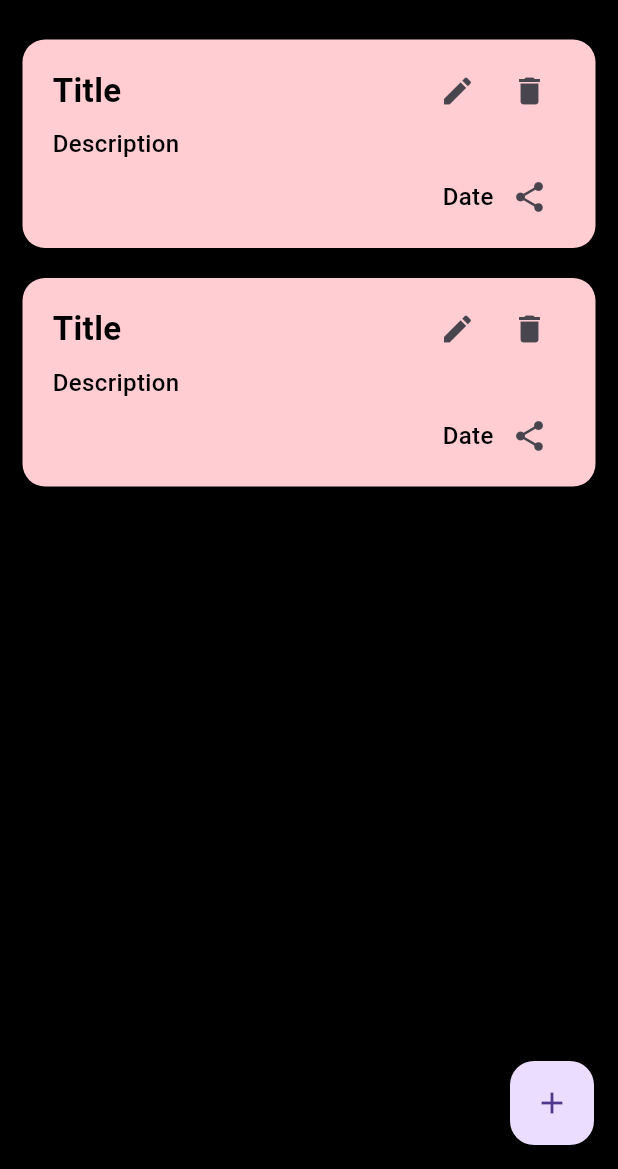
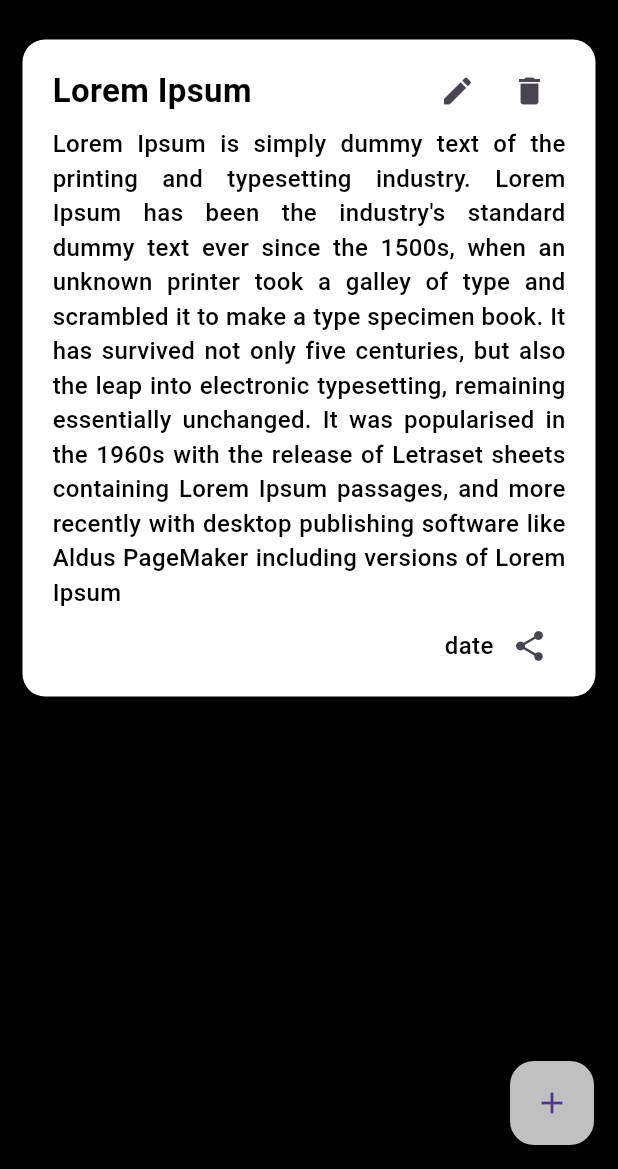
Before and after one commit to sanjayjoseph33/todo, a Flutter app: the screen it shows after launch, after a tap on the "edit" icon, on a phone screen of 412 x 824 dp, the part 67-1236 px from its top. Run offline on Flutter 3.47's test engine with Material 3 defaults, Android fonts, the phone set to English and light mode, and no system bars.

Commit message:
pages updated

```diff
--- /dev/null
+++ b/lib/controllar/note_screen_controller.dart
@@ -0,0 +1,37 @@
+import 'package:flutter/material.dart';
+
+class NoteScreenController {
+  static TextEditingController titleController = TextEditingController();
+  static TextEditingController desController = TextEditingController();
+  static TextEditingController dateController = TextEditingController();
+  List notesList = [
+    {
+      "title": "Lorem Ipsum",
+      "des":
+          "Lorem Ipsum is simply dummy text of the printing and typesetting industry. Lorem Ipsum has been the industry's standard dummy text ever since the 1500s, when an unknown printer took a galley of type and scrambled it to make a type specimen book. It has survived not only five centuries, but also the leap into electronic typesetting, remaining essentially unchanged. It was popularised in the 1960s with the release of Letraset sheets containing Lorem Ipsum passages, and more recently with desktop publishing software like Aldus PageMaker including versions of Lorem Ipsum",
+      "date": "date",
+      "color": Colors.white,
+    },
+  ];
+
+  //function to add data
+
+  void addData() {
+    notesList.add(
+      {
+        "title": titleController.text,
+        "des": desController.text,
+        "date": dateController.text,
+        "color": Colors.white,
+      },
+    );
+  }
+
+  // function to delete data
+
+  void deleteData(int index) {
+    notesList.removeAt(index);
+  }
+
+  // function to edit data
+}
--- a/lib/main.dart
+++ b/lib/main.dart
@@ -1,16 +1,17 @@
 import 'package:flutter/material.dart';
-import 'package:todo/view/note_screen/note_screen.dart';
+import 'package:todo/view/splash_screen/splash_screen.dart';
 
 void main() {
   runApp(MyApp());
 }
+
 class MyApp extends StatelessWidget {
   const MyApp({super.key});
 
   @override
   Widget build(BuildContext context) {
     return MaterialApp(
-      home: NoteScreen(),
+      home: SplashScreen(),
     );
   }
 }
--- /dev/null
+++ b/lib/utils/constants/color_constants.dart
@@ -0,0 +1,17 @@
+import 'package:flutter/material.dart';
+
+class ColorConstants {
+  // main colors
+  static const Color mainWhite = Color(0xffFFFFFF);
+  static const Color mainBlack = Color(0xff000000);
+  static const Color mainRed = Color(0xffFF0303);
+  static const Color transparent = Colors.transparent;
+  static const Color mainDarkGrey = Color(0xff4b4b4b);
+  static const Color mainLightGrey = Color(0xffc0c0c0);
+
+  //note colors
+  static const Color blueNote = Color(0xffB5C0D0);
+  static const Color greenNote = Color(0xffCCD3CA);
+  static const Color yellowNote = Color(0xffF5E8DD);
+  static const Color redNote = Color(0xffEED3D9);
+}
--- a/lib/view/note_screen/note_screen.dart
+++ b/lib/view/note_screen/note_screen.dart
@@ -1,4 +1,7 @@
 import 'package:flutter/material.dart';
+import 'package:todo/controllar/note_screen_controller.dart';
+import 'package:todo/utils/constants/color_constants.dart';
+import 'package:todo/view/note_screen/widget/custom_bottom_sheet.dart';
 import 'package:todo/view/note_screen/widget/custom_note_widget.dart';
 
 class NoteScreen extends StatefulWidget {
@@ -9,131 +12,62 @@ class NoteScreen extends StatefulWidget {
 }
 
 class _NoteScreenState extends State<NoteScreen> {
+  List colorsList = [
+    ColorConstants.redNote,
+    ColorConstants.blueNote,
+    ColorConstants.greenNote,
+    ColorConstants.yellowNote,
+  ];
+
+  NoteScreenController noteScreenController = NoteScreenController();
   @override
   Widget build(BuildContext context) {
     return Scaffold(
-      backgroundColor: Colors.black,
+      backgroundColor: ColorConstants.mainBlack,
       floatingActionButton: FloatingActionButton(
+        backgroundColor: ColorConstants.mainLightGrey,
         onPressed: () {
           showModalBottomSheet(
-            context: context,
-          builder: (context) => StatefulBuilder(
-            builder: (context, bottomSetState) => Container(
-            decoration: BoxDecoration(
-              color: Colors.grey[700],
-              borderRadius: BorderRadius.vertical(
-                top: Radius.circular(20),
-              ),
-            ),
-            color: Colors.grey[800],
-            padding: EdgeInsets.symmetric(vertical: 30, horizontal: 15),
-            child: Column(
-              mainAxisSize: MainAxisSize.min,
-              children: [
-                TextField(
-                  decoration: InputDecoration(
-                    label: Text("Title"),
-                    border: OutlineInputBorder(),
-                    fillColor: Colors.grey[350],
-                    filled: true),
-                ),
-                SizedBox(
-                  height: 10,
-                ),
-                TextField(
-                  decoration: InputDecoration(
-                    label: Text("Description"),
-                    border: OutlineInputBorder(),
-                    fillColor: Colors.grey[350],
-                    filled: true),
-                ),
-                SizedBox(
-                  height: 10,
-                ),
-                TextField(
-                  decoration: InputDecoration(
-                    label: Text("Date"),
-                    border: OutlineInputBorder(),
-                    fillColor: Colors.grey[350],
-                    filled: true),
-                ),
-                SizedBox(
-                  height: 10,
-                ),
-                SizedBox(
-                  height: 60,
-                  child: ListView.separated(
-                    scrollDirection: Axis.horizontal,
-                    shrinkWrap: true,
-                    itemCount: 4,
-                    itemBuilder: (context, index) => Container(
-                      decoration: BoxDecoration(border: Border.all(
-                        width: 2, color: Colors.blue
-                      ),
-                    color: Colors.blue[100],),
-                    width: 60,
-                  ),
-                  separatorBuilder: (context, index) => SizedBox(
-                    width: 10,
-                  ),
-                  ),
-                ),
-                Row(
-                  mainAxisAlignment: MainAxisAlignment.spaceBetween,
-                  children: [
-                    Expanded(
-                      child: Container(
-                        decoration: BoxDecoration(
-                          borderRadius: BorderRadius.circular(10),
-                      color: Colors.grey[100],),
-                        padding: EdgeInsets.symmetric(
-                          horizontal: 20,
-                          vertical: 15,
-                        ),
-                        child: Center(child: Text("Cancel")),
-                      ),
-                    ),
-                    SizedBox(
-                      width: 10,
-                    ),
-                    Expanded(
-                      child: Container(
-                        decoration: BoxDecoration(
-                          borderRadius: BorderRadius.circular(10),
-                      color: Colors.grey[100],),
-                        padding: EdgeInsets.symmetric(
-                          horizontal: 20,
-                          vertical: 15,
-                        ),
-                        child: Center(child: Text("Save")),
-                      ),
-                    ),
-                  ],
-                ),
-              ],
-            ),
-          ),
-          ),
-          );
+              context: context,
+              builder: (context) => CustomBottomSheet(
+                    onSavePressed: () {
+                      // function to add a new note
+                      noteScreenController.addData();
+
+                      setState(() {});
+
+                      Navigator.pop(context);
+                    },
+                  ));
         },
-      child: Icon(Icons.add),
+        child: Icon(Icons.add),
       ),
       appBar: AppBar(
-        backgroundColor: Colors.black,
+        backgroundColor: ColorConstants.mainBlack,
         centerTitle: true,
         title: Text("Note Pad"),
         titleTextStyle: TextStyle(
-          fontWeight: FontWeight.bold,
-          color: Colors.white,
-          fontSize: 28
-        ),
+            fontWeight: FontWeight.bold,
+            color: ColorConstants.mainWhite,
+            fontSize: 28),
       ),
       body: ListView.separated(
+        itemCount: noteScreenController.notesList.length,
         padding: EdgeInsets.all(15),
-        itemBuilder: (context, index) => CustomNotesWidget(),
-        separatorBuilder: (context, index) => SizedBox(
-          height: 20),
-        itemCount: 2),
+        itemBuilder: (context, index) => CustomNotesWidget(
+          title: noteScreenController.notesList[index]["title"],
+          date: noteScreenController.notesList[index]["date"],
+          des: noteScreenController.notesList[index]["des"],
+          noteColor: noteScreenController.notesList[index]["color"],
+          onDeletePressed: () {
+            // to delete a data from the list
+
+            noteScreenController.deleteData(index);
+            setState(() {});
+          },
+        ),
+        separatorBuilder: (context, index) => SizedBox(height: 20),
+      ),
     );
   }
 }
--- a/lib/view/note_screen/widget/custom_note_widget.dart
+++ b/lib/view/note_screen/widget/custom_note_widget.dart
@@ -1,56 +1,84 @@
 import 'package:flutter/material.dart';
+import 'package:todo/utils/constants/color_constants.dart';
 
-class CustomNotesWidget extends StatelessWidget {
-  const CustomNotesWidget({super.key});
+class CustomNotesWidget extends StatefulWidget {
+  const CustomNotesWidget(
+      {super.key,
+      required this.title,
+      required this.des,
+      required this.date,
+      required this.noteColor,
+      this.onDeletePressed});
 
+  final String title;
+  final String des;
+  final String date;
+  final Color noteColor;
+
+  final void Function()? onDeletePressed;
+
+  @override
+  State<CustomNotesWidget> createState() => _CustomNotesWidgetState();
+}
+
+class _CustomNotesWidgetState extends State<CustomNotesWidget> {
   @override
   Widget build(BuildContext context) {
     return Container(
       decoration: BoxDecoration(
-        color: Colors.red[100],
-        borderRadius: BorderRadius.circular(15)
-      ),
+          color: widget.noteColor, borderRadius: BorderRadius.circular(15)),
       padding: EdgeInsets.symmetric(horizontal: 20, vertical: 10),
       child: Column(
         crossAxisAlignment: CrossAxisAlignment.start,
         children: [
           Row(
+            mainAxisAlignment: MainAxisAlignment.spaceBetween,
             children: [
-              Text("Title",
+              Text(
+                widget.title,
                 style: TextStyle(
                     fontWeight: FontWeight.bold,
-                color: Colors.black,
-                fontSize: 22
+                    color: ColorConstants.mainBlack,
+                    fontSize: 22),
               ),
+              Row(
+                children: [
+                  IconButton(
+                    icon: Icon(Icons.edit),
+                    onPressed: () {},
                   ),
-              Spacer(),
-              IconButton(onPressed: () {},
-               icon: Icon(Icons.edit),
-              ),
-              IconButton(onPressed: () {},
+                  IconButton(
                     icon: Icon(Icons.delete),
+                    onPressed: widget.onDeletePressed,
                   ),
                 ],
               ),
-          Text("Description",
+            ],
+          ),
+          Text(
+            widget.des,
+            textAlign: TextAlign.justify,
             style: TextStyle(
                 fontWeight: FontWeight.w500,
-            color: Colors.black,
+                color: ColorConstants.mainBlack,
                 fontSize: 16),
           ),
           Row(
             mainAxisAlignment: MainAxisAlignment.end,
             children: [
-              Text("Date",
+              Text(
+                widget.date,
                 style: TextStyle(
                     fontWeight: FontWeight.w500,
-            color: Colors.black,
+                    color: ColorConstants.mainBlack,
                     fontSize: 16),
               ),
-          IconButton(onPressed: () {}, icon: Icon(Icons.share),
+              IconButton(
+                icon: Icon(Icons.share),
+                onPressed: () {},
               ),
             ],
-          )
+          ),
         ],
       ),
     );
--- a/lib/view/splash_screen/splash_screen.dart
+++ b/lib/view/splash_screen/splash_screen.dart
@@ -1,4 +1,8 @@
+import 'dart:async';
+
 import 'package:flutter/material.dart';
+import 'package:todo/utils/constants/color_constants.dart';
+import 'package:todo/view/note_screen/note_screen.dart';
 
 class SplashScreen extends StatefulWidget {
   const SplashScreen({super.key});
@@ -9,9 +13,21 @@ class SplashScreen extends StatefulWidget {
 
 class _SplashScreenState extends State<SplashScreen> {
   @override
+  void initState() {
+    Timer(Duration(seconds: 2), () {
+      Navigator.pushReplacement(
+          context,
+          MaterialPageRoute(
+            builder: (context) => NoteScreen(),
+          ));
+    });
+    super.initState();
+  }
+
+  @override
   Widget build(BuildContext context) {
     return Scaffold(
-      backgroundColor: Colors.black,
+      backgroundColor: ColorConstants.mainBlack,
       body: Center(
         child: Column(
           mainAxisSize: MainAxisSize.min,
@@ -24,12 +40,13 @@ class _SplashScreenState extends State<SplashScreen> {
             SizedBox(
               height: 30,
             ),
-            Text("Note pad",
-            style: TextStyle(
-              fontSize: 40,
-              color: Colors.white,
-              fontWeight: FontWeight.w900,
-            ),
+            Text(
+              "Note pad",
+              style: TextStyle(
+                fontSize: 40,
+                color: ColorConstants.mainLightGrey,
+                fontWeight: FontWeight.w900,
+              ),
             )
           ],
         ),
```
Also changed, not shown: lib/view/note_screen/widget/custom_bottom_sheet.dart (added, +120 -0 lines). Lines whose indentation alone changed are shown as unchanged.
